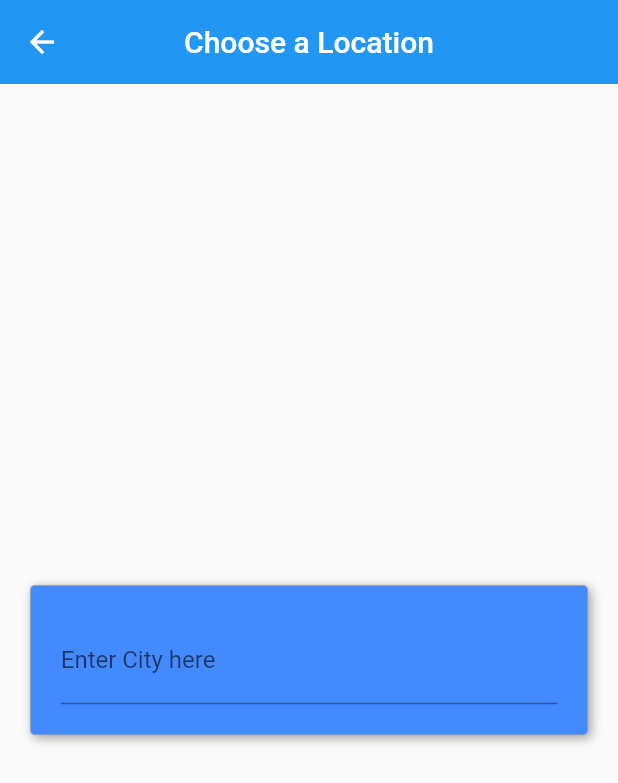
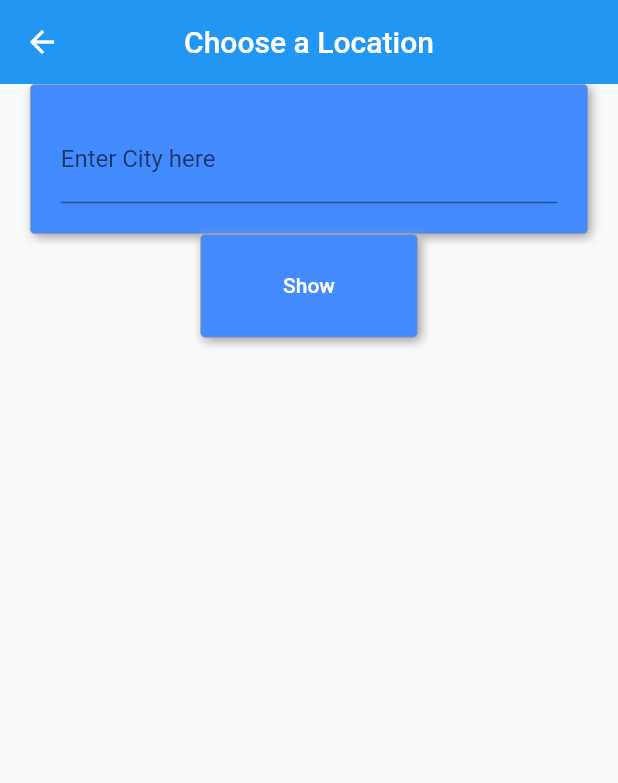
Before and after one commit to Mozammalhossainsobug/world_clock, a Flutter app: the ChooseLocation screen opened by its route, on a phone screen of 412 x 824 dp. Shown: the top 783 px of the screen. Run offline on Flutter 3.47's test engine with Material 2 defaults, Android fonts, the phone set to English and light mode, and no system bars; our stand-ins replace flutter_spinkit, geocoding; statements that could not run were skipped.

Commit message:
Added show button

```diff
--- a/lib/pages/choose_location.dart
+++ b/lib/pages/choose_location.dart
@@ -9,7 +9,8 @@ class ChooseLocation extends StatefulWidget {
 }
 
 class _ChooseLocationState extends State<ChooseLocation> {
-  late String? userInput;
+   String? userInput;
+
   void updateTime(String userInput) async {
 
       WorldTime instance = WorldTime(userInput: userInput);
@@ -31,8 +32,9 @@ class _ChooseLocationState extends State<ChooseLocation> {
         centerTitle: true,
         elevation: 0.0,
       ),
-      body: Center(
-        child: Container(
+      body:  Column(
+          children: [
+            Container(
               margin: EdgeInsets.fromLTRB(20.0, 0.0, 20.0, 0.0),
               padding: EdgeInsets.fromLTRB(20.0,20.0,20.0,20.0),
               decoration:
@@ -48,10 +50,10 @@ class _ChooseLocationState extends State<ChooseLocation> {
                   ),
                 ],
               ),
-            child: TextField(
+              child:
+              TextField(
                 onChanged: (value) {
                   userInput = value;
-                  updateTime(userInput!);
                   // assign the value entered by the user to userInput variable
                 },
                 decoration: InputDecoration(
@@ -59,6 +61,35 @@ class _ChooseLocationState extends State<ChooseLocation> {
                 ),
               ),
             ),
+            Container(
+              margin: EdgeInsets.fromLTRB(20.0, 0.0, 20.0, 0.0),
+              padding: EdgeInsets.fromLTRB(40.0,10.0,40.0,10.0),
+              decoration:
+              BoxDecoration(
+                color: Colors.blueAccent,
+                border: Border.all(color: Colors.grey, width: .5),
+                borderRadius: BorderRadius.circular(3),
+                boxShadow: [
+                  BoxShadow(
+                    color: Colors.grey,
+                    offset: Offset(2, 2),
+                    blurRadius: 5,
+                  ),
+                ],
+              ),
+              child:
+              TextButton(
+                style: TextButton.styleFrom(
+                  foregroundColor: Colors.white, disabledForegroundColor: Colors.white,
+                ),
+                onPressed: (){
+                  updateTime(userInput!);
+                },
+                child: Text('Show'),
+              )
+            ),
+
+          ],
         ),
     );
   }
```
Also changed, not shown: assets/day.png, assets/germany.png (added), assets/greece.png (added), assets/indonesia.png (added), assets/kenya.png (added), assets/night.png, assets/south_korea.png (added), assets/uk.png (added), assets/usa.png (added), 6 other files. Lines whose indentation alone changed are shown as unchanged.
